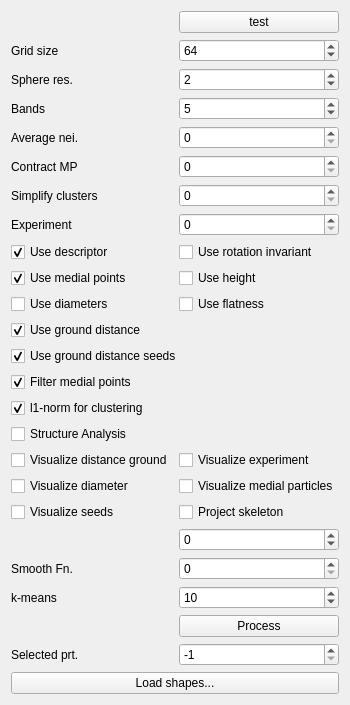
Qt form particles/particles-widget.ui (ialhashim/ddtt-dev) before a commit.
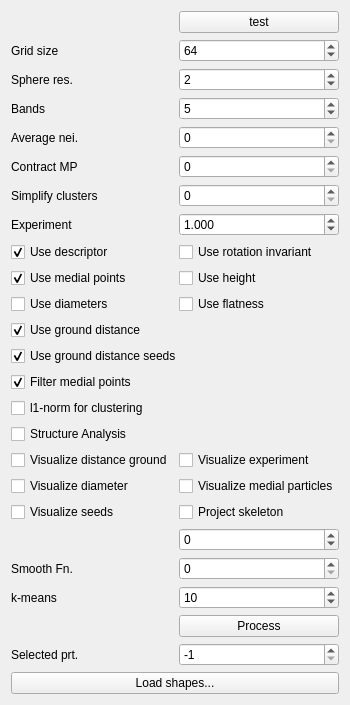
The same form after that commit.

Patch:
```diff
--- a/particles/particles-widget.ui
+++ b/particles/particles-widget.ui
@@ -112,9 +112,6 @@
      </property>
     </widget>
    </item>
-   <item row="7" column="1">
-    <widget class="QSpinBox" name="experimentIter"/>
-   </item>
    <item row="15" column="0" colspan="2">
     <widget class="QCheckBox" name="useGroundDistSeed">
      <property name="text">
@@ -204,7 +201,7 @@
       <string>l1-norm for clustering</string>
      </property>
      <property name="checked">
-      <bool>true</bool>
+      <bool>false</bool>
      </property>
     </widget>
    </item>
@@ -353,6 +350,22 @@
      </property>
     </widget>
    </item>
+   <item row="7" column="1">
+    <widget class="QDoubleSpinBox" name="experimentSpin">
+     <property name="decimals">
+      <number>3</number>
+     </property>
+     <property name="minimum">
+      <double>-1000000.000000000000000</double>
+     </property>
+     <property name="maximum">
+      <double>1000000.000000000000000</double>
+     </property>
+     <property name="value">
+      <double>1.000000000000000</double>
+     </property>
+    </widget>
+   </item>
   </layout>
  </widget>
  <resources/>
```
